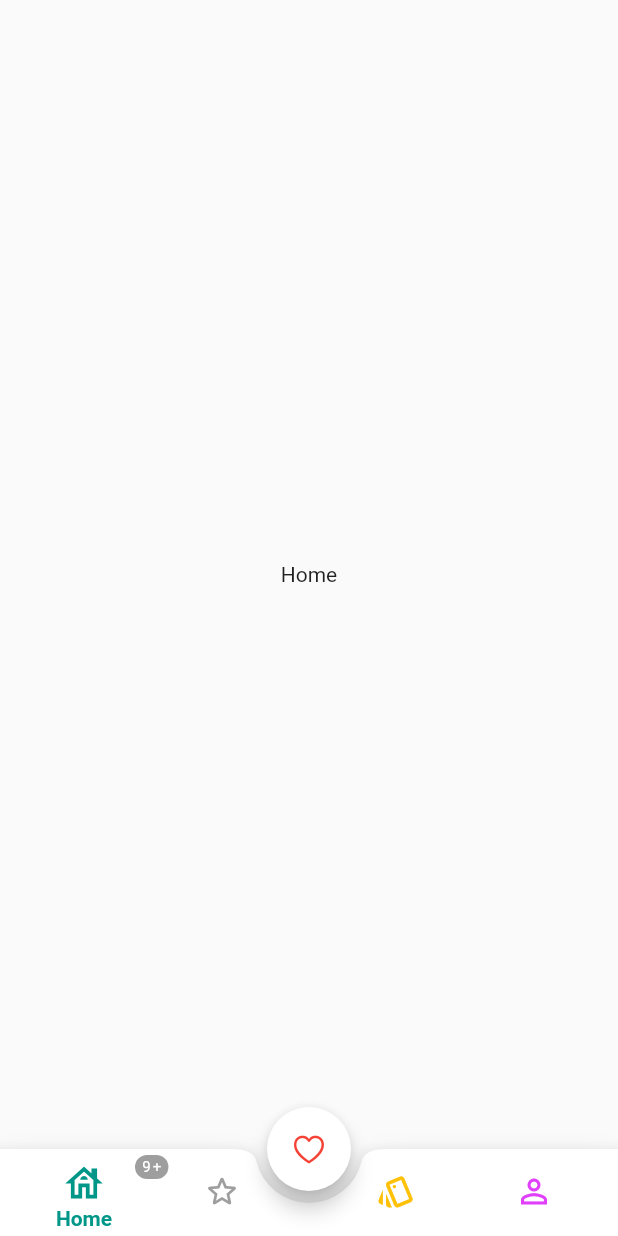
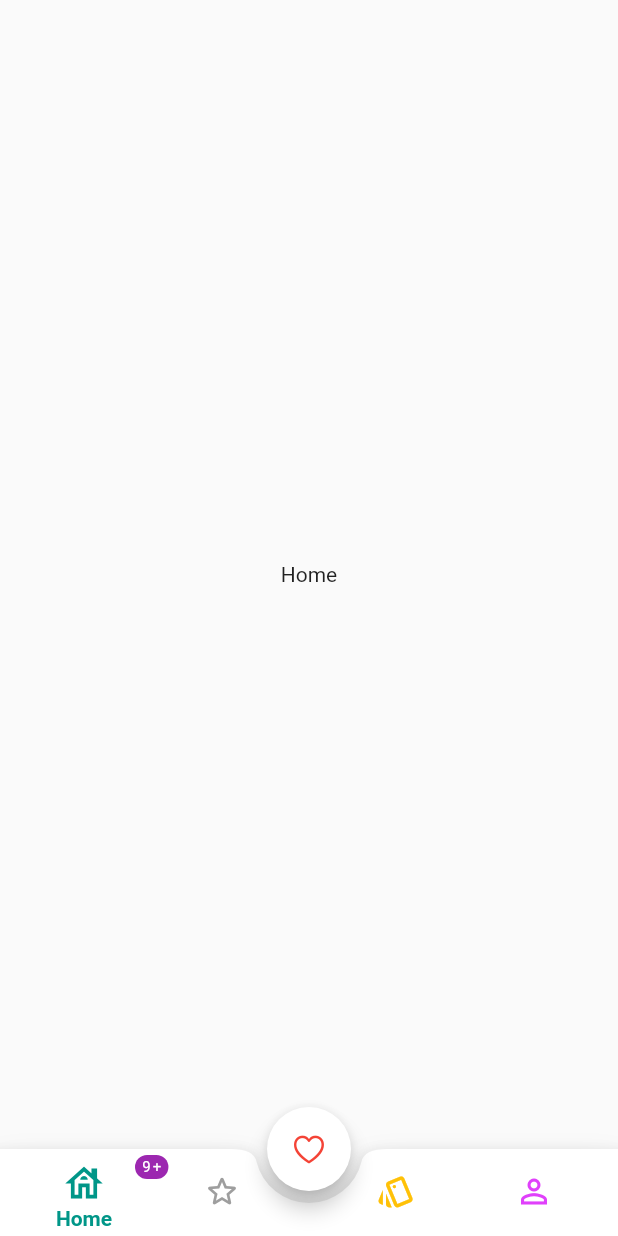
Before and after one commit to MarsadMaqsood/stylish_bottom_bar, a Flutter app: the AnimatedBarExample screen opened directly, on a phone screen of 412 x 824 dp. Run offline on Flutter 3.47's test engine with Material 2 defaults, Android fonts, the phone set to English and light mode, and no system bars.

Commit message:
updated example

```diff
--- a/example/lib/main.dart
+++ b/example/lib/main.dart
@@ -8,7 +8,7 @@ void main() {
 }
 
 class MyApp extends StatelessWidget {
-  const MyApp({Key? key}) : super(key: key);
+  const MyApp({super.key});
   @override
   Widget build(BuildContext context) {
     return MaterialApp(
@@ -18,16 +18,14 @@ class MyApp extends StatelessWidget {
         // useMaterial3: true,
         primarySwatch: Colors.green,
       ),
-      // home: const BubbelBarExample(),
-      home: const AnimatedBarExample(),
+      home: const BubbelBarExample(),
+      // home: const AnimatedBarExample(),
     );
   }
 }
 
 class AnimatedBarExample extends StatefulWidget {
-  const AnimatedBarExample({
-    Key? key,
-  }) : super(key: key);
+  const AnimatedBarExample({super.key});
 
   @override
   State<AnimatedBarExample> createState() => _AnimatedBarExampleState();
@@ -71,6 +69,8 @@ class _AnimatedBarExampleState extends State<AnimatedBarExample> {
             title: const Text('Home'),
             badge: const Text('9+'),
             showBadge: true,
+            badgeColor: Colors.purple,
+            badgePadding: const EdgeInsets.only(left: 4, right: 4),
           ),
           BottomBarItem(
             icon: const Icon(Icons.star_border_rounded),
@@ -142,7 +142,7 @@ class _AnimatedBarExampleState extends State<AnimatedBarExample> {
 //
 //Example to setup Bubble Bottom Bar with PageView
 class BubbelBarExample extends StatefulWidget {
-  const BubbelBarExample({Key? key}) : super(key: key);
+  const BubbelBarExample({super.key});
 
   @override
   State<BubbelBarExample> createState() => _BubbelBarExampleState();
@@ -185,7 +185,8 @@ class _BubbelBarExampleState extends State<BubbelBarExample> {
 
             // selectedColor: Colors.pink,
             selectedIcon: const Icon(Icons.read_more),
-            badge: const Badge(),
+            badge: const Text('1+'),
+            badgeColor: Colors.red,
             showBadge: true,
           ),
           BottomBarItem(
```
